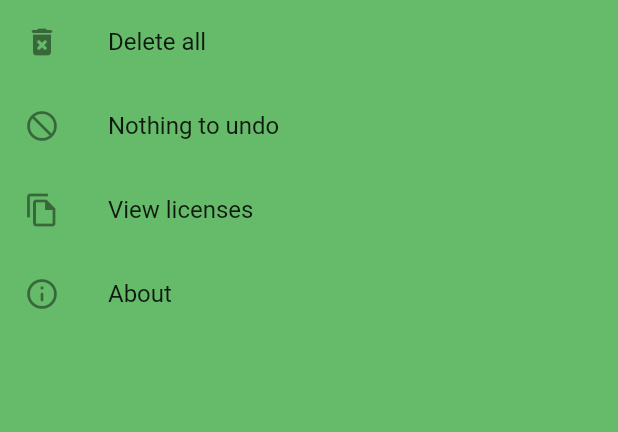
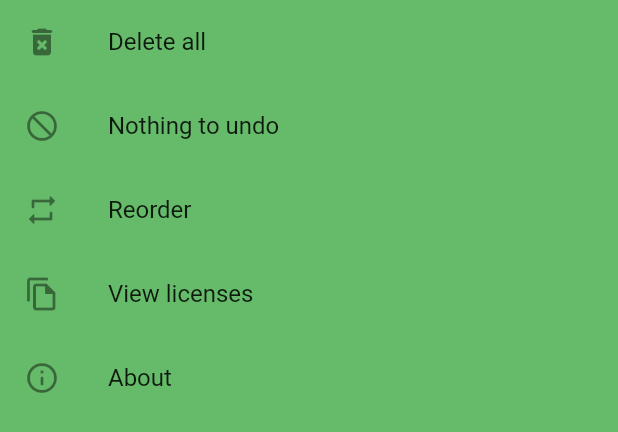
Before and after one commit to ChrisPC-39/pwd_manager, a Flutter app: the DrawerScreen widget shown alone on an empty page, opened directly, on a phone screen of 412 x 824 dp. Shown: the top 432 px of the screen. Run offline on Flutter 3.47's test engine with Material 2 defaults, Android fonts, the phone set to English and light mode, and no system bars; our stand-ins replace focused_menu, hive, hive_flutter; accounts and stored records are empty; generated files the repository leaves out were written again.

Commit message:
Added ability to reorder the list

```diff
--- a/lib/deleted.dart
+++ b/lib/globals.dart
@@ -1,7 +1,12 @@
 import 'package:pwd_manager/database/account.dart';
 
 Deleted deleted = Deleted();
+Reorder reorder = Reorder();
 
 class Deleted {
   List<Account> account = [];
 }
+
+class Reorder {
+  bool isReordering = false;
+}
--- a/lib/screens/drawer_screen.dart
+++ b/lib/screens/drawer_screen.dart
@@ -1,7 +1,7 @@
 import 'package:flutter/material.dart';
 import 'package:hive/hive.dart';
 import 'package:pwd_manager/database/account.dart';
-import 'package:pwd_manager/deleted.dart';
+import 'package:pwd_manager/globals.dart';
 
 import '../logic.dart' as logic;
 
@@ -31,6 +31,14 @@ class _DrawerScreenState extends State<DrawerScreen> {
                 logic.addAccount(deleted.account.elementAt(i));
               deleted.account.clear();
               setState(() {});
+            }
+          ),
+
+          _buildTile(
+            Icon(reorder.isReordering == true ? Icons.check_rounded : Icons.repeat_rounded),
+            Text(reorder.isReordering == true ? "Done reordering" : "Reorder"),
+            () {
+              setState(() { reorder.isReordering = !reorder.isReordering; });
             }
           ),
 
@@ -114,7 +122,7 @@ class _DrawerScreenState extends State<DrawerScreen> {
       context: context,
       applicationIcon: FlutterLogo(),
       applicationName: "Password Manager",
-      applicationVersion: '0.3.0',
+      applicationVersion: '0.3.3',
       applicationLegalese: "Enjoy offline storage for your valuable accounts!"
     );
   }
--- a/pubspec.yaml
+++ b/pubspec.yaml
@@ -3,7 +3,7 @@ description: A new Flutter application.
 
 publish_to: 'none' # Remove this line if you wish to publish to pub.dev
 
-version: 0.3.1+1
+version: 0.3.2+1
 
 environment:
   sdk: ">=2.7.0 <3.0.0"
```
Also changed, not shown: lib/screens/edit_screen.dart (+4 -4 lines), lib/screens/main_screen.dart (+21 -2 lines).
